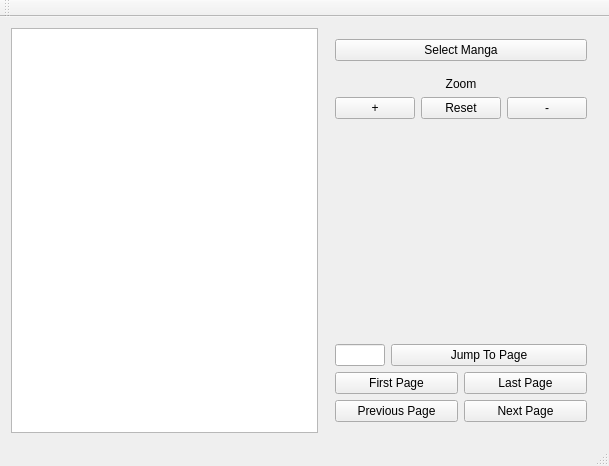
Qt form mainwindow.ui (joe-broder15/mango) before a commit.
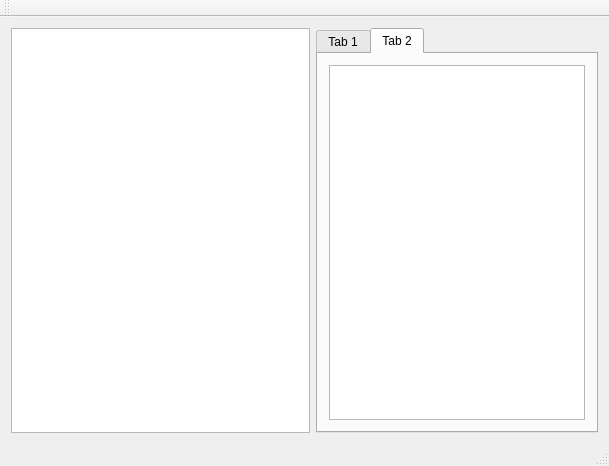
The same form after that commit. The open tabs and pages were chosen to show the change.

```diff
--- a/mainwindow.ui
+++ b/mainwindow.ui
@@ -26,17 +26,21 @@
      </widget>
     </item>
     <item>
-     <widget class="QWidget" name="sideBarWidget" native="true">
-      <property name="autoFillBackground">
-       <bool>false</bool>
+     <widget class="QTabWidget" name="tabWidget">
+      <property name="sizePolicy">
+       <sizepolicy hsizetype="Fixed" vsizetype="Expanding">
+        <horstretch>0</horstretch>
+        <verstretch>0</verstretch>
+       </sizepolicy>
       </property>
-      <property name="styleSheet">
-       <string notr="true"/>
-      </property>
-      <layout class="QVBoxLayout" name="verticalLayout">
-       <property name="spacing">
+      <property name="currentIndex">
         <number>0</number>
        </property>
+      <widget class="QWidget" name="tab">
+       <attribute name="title">
+        <string>Tab 1</string>
+       </attribute>
+       <layout class="QVBoxLayout" name="verticalLayout_2">
        <item>
         <layout class="QVBoxLayout" name="sideBarLayout">
          <item>
@@ -208,6 +212,17 @@
         </layout>
        </item>
       </layout>
+      </widget>
+      <widget class="QWidget" name="tab_2">
+       <attribute name="title">
+        <string>Tab 2</string>
+       </attribute>
+       <layout class="QVBoxLayout" name="verticalLayout">
+        <item>
+         <widget class="QListView" name="listView"/>
+        </item>
+       </layout>
+      </widget>
      </widget>
     </item>
    </layout>
```
Lines whose indentation alone changed are shown as unchanged.
